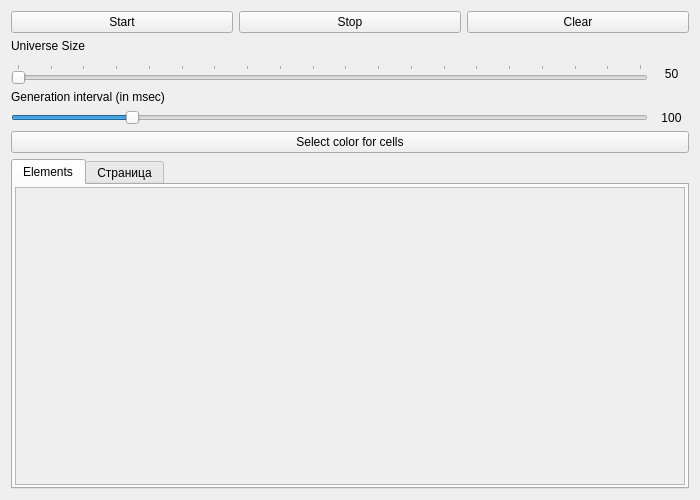
Qt form mainwindow.ui (Adonai/LifeOfGame) before a commit.
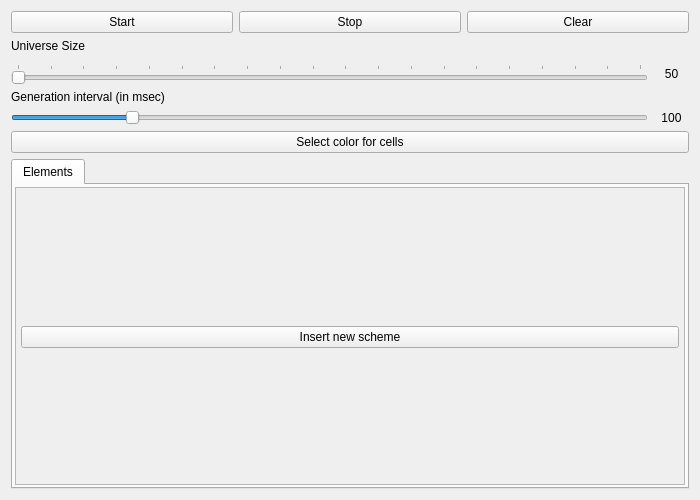
The same form after that commit.

```diff
--- a/mainwindow.ui
+++ b/mainwindow.ui
@@ -217,28 +217,42 @@
                 <rect>
                  <x>0</x>
                  <y>0</y>
-                 <width>325</width>
-                 <height>286</height>
+                 <width>321</width>
+                 <height>246</height>
                 </rect>
                </property>
-               <layout class="QFormLayout" name="formLayout">
+               <layout class="QVBoxLayout" name="verticalLayout_3">
                 <property name="sizeConstraint">
                  <enum>QLayout::SetMinimumSize</enum>
                 </property>
-                <property name="fieldGrowthPolicy">
-                 <enum>QFormLayout::AllNonFixedFieldsGrow</enum>
+                <property name="leftMargin">
+                 <number>5</number>
                 </property>
+                <property name="topMargin">
+                 <number>5</number>
+                </property>
+                <property name="rightMargin">
+                 <number>5</number>
+                </property>
+                <property name="bottomMargin">
+                 <number>2</number>
+                </property>
+                <item>
+                 <widget class="QPushButton" name="insertNewButton">
+                  <property name="text">
+                   <string>Insert new scheme</string>
+                  </property>
+                 </widget>
+                </item>
+                <item>
+                 <layout class="QFormLayout" name="templateButtons"/>
+                </item>
                </layout>
               </widget>
              </widget>
             </item>
            </layout>
           </widget>
-          <widget class="QWidget" name="tab">
-           <attribute name="title">
-            <string>Страница</string>
-           </attribute>
-          </widget>
          </widget>
         </item>
        </layout>
```
Left out of the diff: 2 changed lines with no effect on the pictures.
